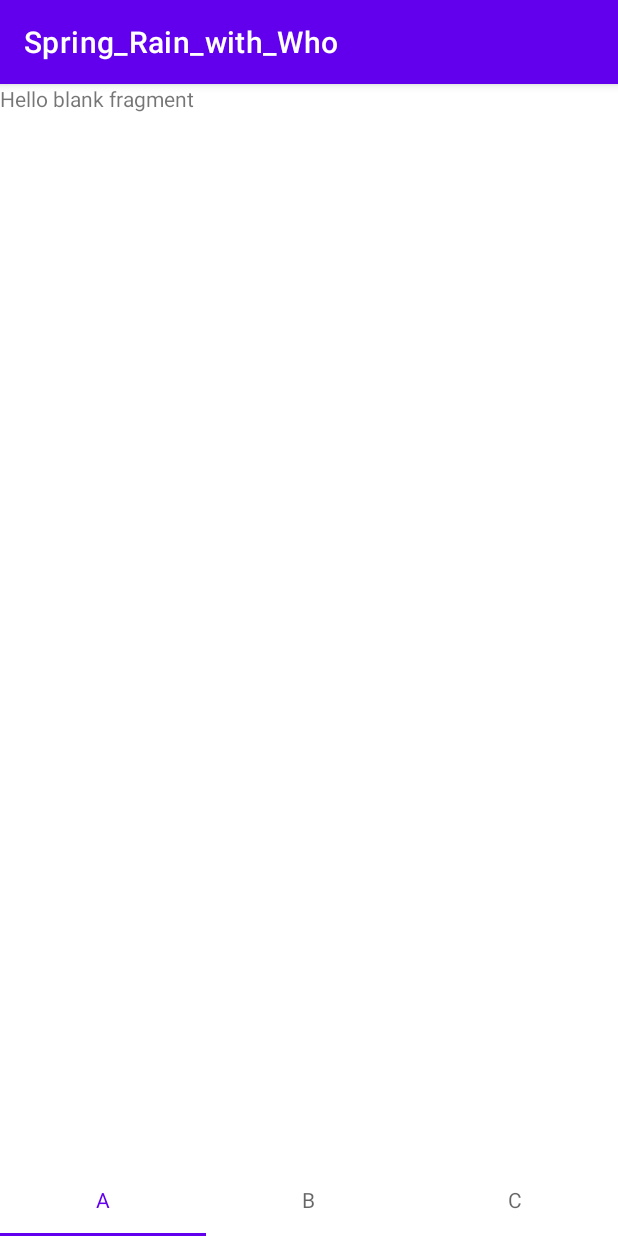
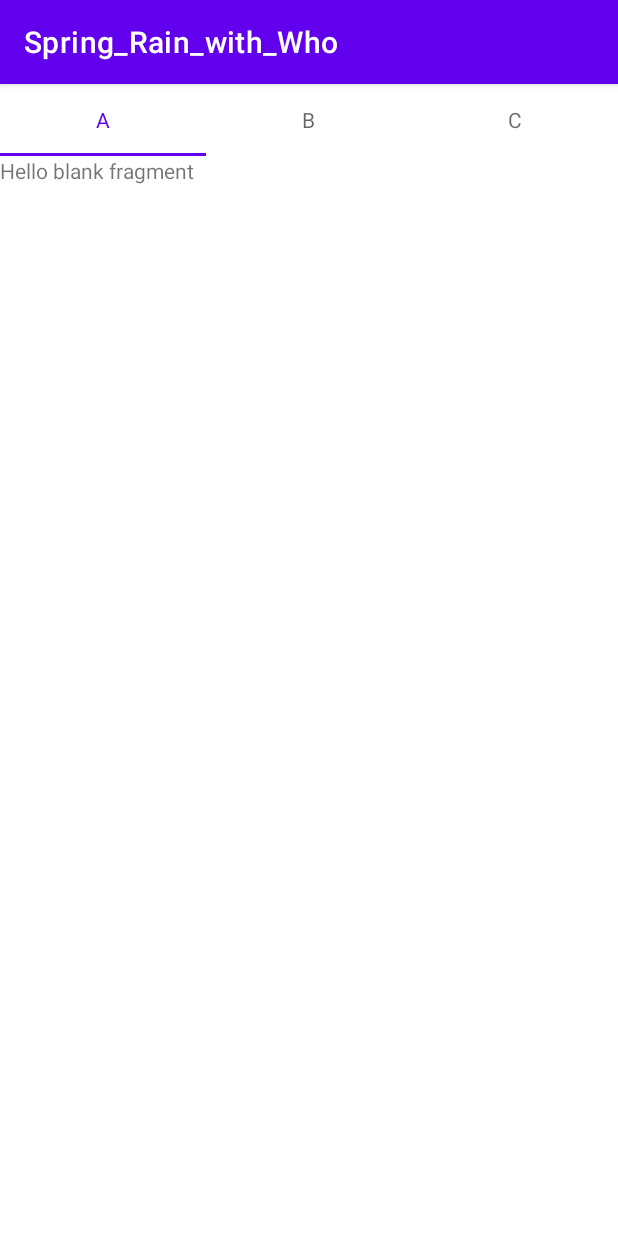
Before and after one commit to SeungjaeLim/MADCAMP_Week1_RainyDayMemories, an Android app: the screen it shows after launch (MainActivity), on a phone screen of 412 x 824 dp. Run offline under Robolectric (Android 15) with nearby library versions, the phone set to English and light mode, and no system bars.

Commit message:
Move Tab location bottom to top

```diff
--- a/app/src/main/res/layout/activity_main.xml
+++ b/app/src/main/res/layout/activity_main.xml
@@ -17,7 +17,7 @@
             android:id="@+id/tabs"
             android:layout_width="match_parent"
             android:layout_height="wrap_content"
-            android:layout_gravity="bottom"
+            android:layout_gravity="top"
             app:tabTextAppearance="@style/TextAppearance.AppCompat.Body1" />
 
     </androidx.viewpager.widget.ViewPager>
```
